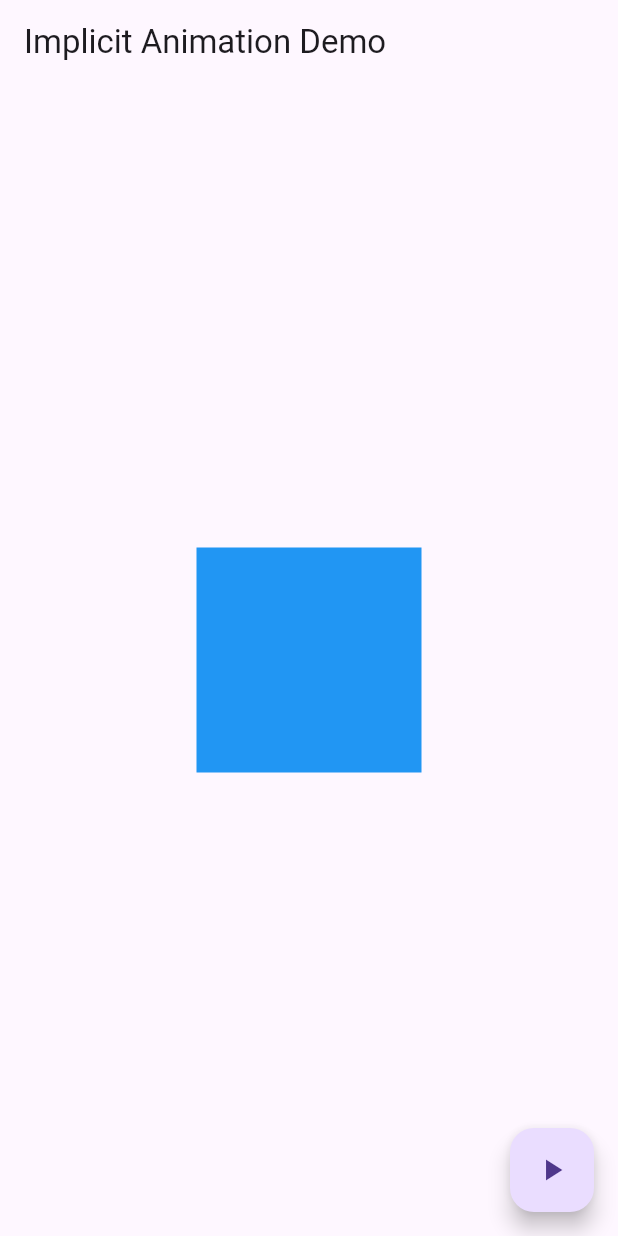
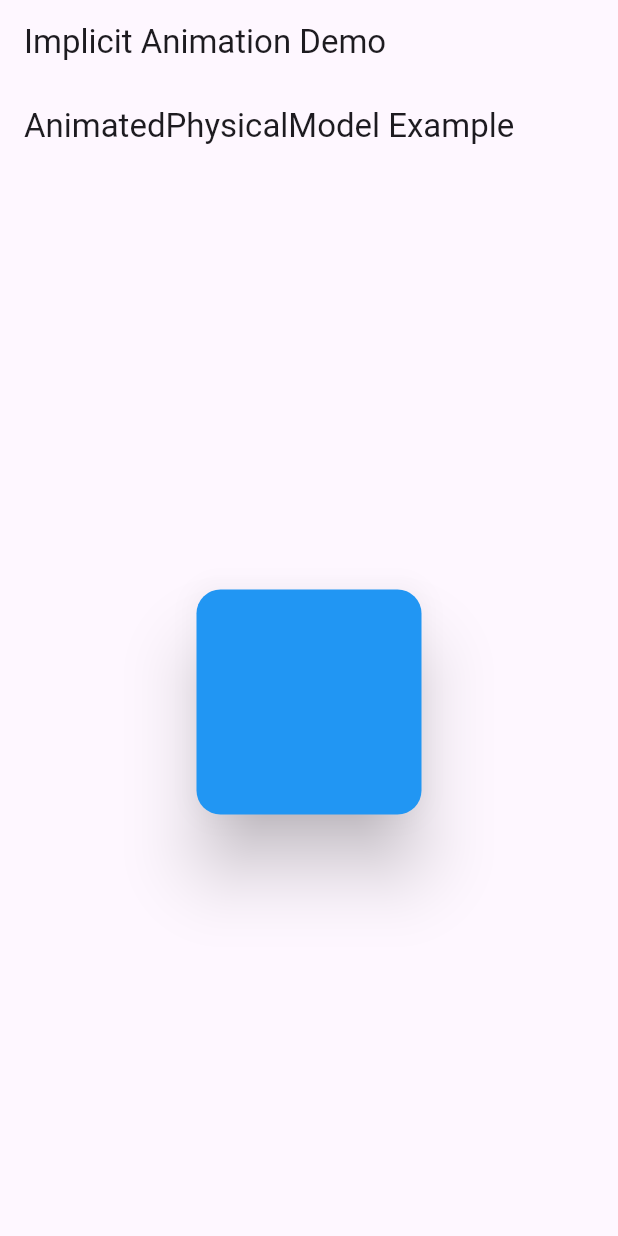
Before and after one commit to adityaphadatare45/Animation-practice, a Flutter app: the screen it shows after launch, on a phone screen of 412 x 824 dp. Run offline on Flutter 3.47's test engine with Material 3 defaults, Android fonts, the phone set to English and light mode, and no system bars.

Commit message:
Animated physical model done

```diff
--- a/lib/Implicit_Animation/Animatedphysicalmodel.dart
+++ b/lib/Implicit_Animation/Animatedphysicalmodel.dart
@@ -4,9 +4,37 @@ class Animatedphysicalmodel extends StatefulWidget{
   const Animatedphysicalmodel({super.key});
 
   @override
-  State<StatefulWidget> createState() {
-    // TODO: implement createState
-    throw UnimplementedError();
+  State<StatefulWidget> createState() => _animatedmoddel();
+}
+
+class _animatedmoddel extends State<Animatedphysicalmodel>{
+   bool _isElevated = true;
+  @override
+  Widget build(BuildContext context) {
+    return Scaffold(
+      appBar: AppBar(title: const Text("AnimatedPhysicalModel Example")),
+      body: Center(
+        child: GestureDetector(
+          onTap: () {
+            setState(() {
+              _isElevated = !_isElevated;
+            });
+          },
+          child: AnimatedPhysicalModel(
+            child: Container(
+              width: 150,
+              height: 150,
+            ),
+            color: _isElevated ? Colors.blue : Colors.red,
+            shadowColor: Colors.black,
+            shape: BoxShape.rectangle,
+            elevation: _isElevated ? 20.0 : 0.0,
+            borderRadius: BorderRadius.circular(16),
+            duration: const Duration(seconds: 1),
+            curve: Curves.easeInOut,
+          ),
+        ),
+      ),
+    );
   }
-
 }
--- a/lib/main.dart
+++ b/lib/main.dart
@@ -1,4 +1,4 @@
-import 'package:animation_practice/Implicit_Animation/Animatedpadding.dart';
+import 'package:animation_practice/Implicit_Animation/Animatedphysicalmodel.dart';
 import 'package:flutter/material.dart';
 
 void main() {
@@ -9,7 +9,7 @@ class MyApp extends StatelessWidget {
   const MyApp({super.key});
 
   // ✨ Change this widget to test other animations
-  final Widget _currentExample = const Animatedpadding();
+  final Widget _currentExample = const Animatedphysicalmodel();
   // e.g. const AnimatedContainerExample();
 
   @override
```
